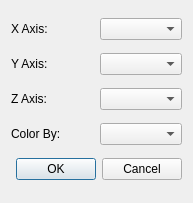
Qt form ui/ScatterDialog.ui (nstander/DatView) before a commit.
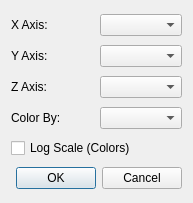
The same form after that commit.

Commit message: Added a log scale option to 2D histograms (for colors, doesn't change axis)

```diff
--- a/ui/ScatterDialog.ui
+++ b/ui/ScatterDialog.ui
@@ -55,6 +55,13 @@
     <widget class="QComboBox" name="cCombo"/>
    </item>
    <item row="4" column="0" colspan="2">
+    <widget class="QCheckBox" name="logCheckBox">
+     <property name="text">
+      <string>Log Scale (Colors)</string>
+     </property>
+    </widget>
+   </item>
+   <item row="5" column="0" colspan="2">
     <widget class="QDialogButtonBox" name="buttonBox">
      <property name="orientation">
       <enum>Qt::Horizontal</enum>
```
The commit also changes 4 other files.
